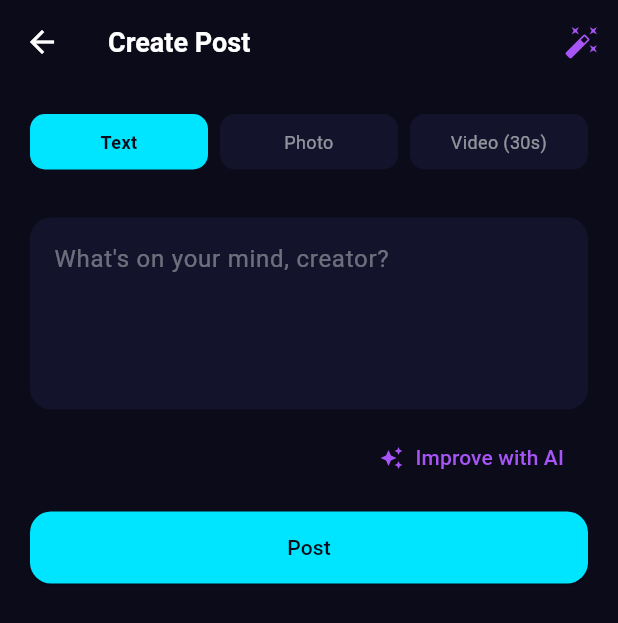
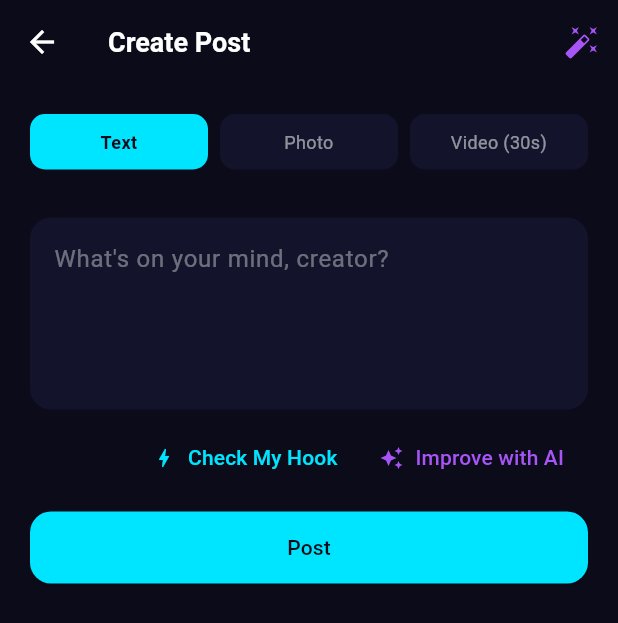
Before and after one commit to ollie81/Viyo-, a Flutter app: the CreatePostScreen screen opened directly, on a phone screen of 412 x 824 dp. Shown: the top 623 px of the screen. Run offline on Flutter 3.47's test engine with Material 3 defaults, Android fonts, the phone set to English and light mode, and no system bars; our stand-ins replace cached_network_image, dio, image_picker, share_plus, shimmer, supabase_flutter and 2 more; missing offline and left inert: video_thumbnail, video_trimmer; accounts and stored records are empty.

Commit message:
Add "Check My Hook" — instant hook-strength feedback before posting
Wires up the new POST /analyze-hook endpoint: a "Check My Hook" button
next to "Improve with AI" on the create-post screen lets a creator get
a strong/average/weak verdict plus three rewritten opening lines for
their caption before they post, not after. Tapping a rewrite drops it
straight into the caption field.

A stale verdict is cleared automatically as soon as the caption text
changes, so the app never shows feedback for text that no longer
matches what's typed.

```diff
--- /dev/null
+++ b/lib/models/hook_feedback.dart
@@ -0,0 +1,19 @@
+/// Result of a hook-strength check — a fast, narrow read on just the
+/// opening line/frame, not the whole post. See AiService.analyzeHook.
+class HookFeedback {
+  final String verdict; // "strong" | "average" | "weak"
+  final String reason;
+  final List<String> rewrites;
+
+  HookFeedback({
+    required this.verdict,
+    required this.reason,
+    required this.rewrites,
+  });
+
+  factory HookFeedback.fromAiResponse(Map<String, dynamic> json) => HookFeedback(
+        verdict: json['verdict'] ?? 'average',
+        reason: json['reason'] ?? '',
+        rewrites: List<String>.from(json['rewrites'] ?? const []),
+      );
+}
--- a/lib/screens/post/create_post_screen.dart
+++ b/lib/screens/post/create_post_screen.dart
@@ -2,6 +2,7 @@
 import 'dart:io';
 import 'package:flutter/material.dart';
 import 'package:image_picker/image_picker.dart';
+import '../../models/hook_feedback.dart';
 import '../../models/post.dart';
 import '../../services/ai_service.dart';
 import '../../services/post_service.dart';
@@ -24,7 +25,19 @@ class _CreatePostScreenState extends State<CreatePostScreen> {
   File? _mediaFile;
   bool _posting = false;
   bool _improvingCaption = false;
+  bool _checkingHook = false;
+  HookFeedback? _hookResult;
   String? _error;
+
+  @override
+  void initState() {
+    super.initState();
+    // Clear a stale verdict once the caption changes, so the app never
+    // shows hook feedback for text that no longer matches what's typed.
+    _caption.addListener(() {
+      if (_hookResult != null) setState(() => _hookResult = null);
+    });
+  }
 
   Future<void> _pickMedia(ImageSource source, {required bool video}) async {
     final picker = ImagePicker();
@@ -49,6 +62,34 @@ class _CreatePostScreenState extends State<CreatePostScreen> {
       setState(() => _error = 'Could not improve caption: $e');
     } finally {
       if (mounted) setState(() => _improvingCaption = false);
+    }
+  }
+
+  Future<void> _checkHook() async {
+    final hookText = _caption.text.trim();
+    if (hookText.isEmpty) return;
+    setState(() {
+      _checkingHook = true;
+      _hookResult = null;
+    });
+    try {
+      final result = await AiService.analyzeHook(hookText: hookText);
+      if (mounted) setState(() => _hookResult = result);
+    } catch (e) {
+      setState(() => _error = 'Could not check hook: $e');
+    } finally {
+      if (mounted) setState(() => _checkingHook = false);
+    }
+  }
+
+  Color _hookVerdictColor(String verdict) {
+    switch (verdict) {
+      case 'strong':
+        return AppColors.success;
+      case 'weak':
+        return AppColors.danger;
+      default:
+        return AppColors.coin;
     }
   }
 
@@ -228,9 +269,21 @@ class _CreatePostScreenState extends State<CreatePostScreen> {
               decoration: const InputDecoration(hintText: "What's on your mind, creator?"),
             ),
             const SizedBox(height: 8),
-            Align(
-              alignment: Alignment.centerRight,
-              child: TextButton.icon(
+            Row(
+              mainAxisAlignment: MainAxisAlignment.end,
+              children: [
+                TextButton.icon(
+                  onPressed: _checkingHook ? null : _checkHook,
+                  icon: _checkingHook
+                      ? const SizedBox(
+                          height: 14, width: 14, child: CircularProgressIndicator(strokeWidth: 2))
+                      : const Icon(Icons.bolt, size: 16, color: AppColors.primary),
+                  label: Text(
+                    _checkingHook ? 'Checking...' : 'Check My Hook',
+                    style: const TextStyle(color: AppColors.primary),
+                  ),
+                ),
+                TextButton.icon(
                   onPressed: _improvingCaption ? null : _improveCaption,
                   icon: _improvingCaption
                       ? const SizedBox(
@@ -241,7 +294,76 @@ class _CreatePostScreenState extends State<CreatePostScreen> {
                     style: const TextStyle(color: AppColors.secondary),
                   ),
                 ),
+              ],
             ),
+            if (_hookResult != null) ...[
+              const SizedBox(height: 6),
+              Container(
+                padding: const EdgeInsets.all(14),
+                decoration: AppTheme.card(
+                  borderColor: _hookVerdictColor(_hookResult!.verdict).withOpacity(0.4),
+                ),
+                child: Column(
+                  crossAxisAlignment: CrossAxisAlignment.start,
+                  children: [
+                    Row(
+                      children: [
+                        Container(
+                          padding: const EdgeInsets.symmetric(horizontal: 8, vertical: 3),
+                          decoration: BoxDecoration(
+                            color: _hookVerdictColor(_hookResult!.verdict).withOpacity(0.15),
+                            borderRadius: BorderRadius.circular(6),
+                          ),
+                          child: Text(
+                            _hookResult!.verdict.toUpperCase(),
+                            style: TextStyle(
+                              fontSize: 10,
+                              fontWeight: FontWeight.w700,
+                              letterSpacing: 0.5,
+                              color: _hookVerdictColor(_hookResult!.verdict),
+                            ),
+                          ),
+                        ),
+                      ],
+                    ),
+                    const SizedBox(height: 8),
+                    Text(
+                      _hookResult!.reason,
+                      style: const TextStyle(color: AppColors.textSecondary, fontSize: 13),
+                    ),
+                    if (_hookResult!.rewrites.isNotEmpty) ...[
+                      const SizedBox(height: 10),
+                      const Text(
+                        'Try instead:',
+                        style: TextStyle(fontSize: 11, color: AppColors.textMuted, fontWeight: FontWeight.w600),
+                      ),
+                      const SizedBox(height: 6),
+                      ..._hookResult!.rewrites.map(
+                        (rewrite) => Padding(
+                          padding: const EdgeInsets.only(bottom: 6),
+                          child: InkWell(
+                            onTap: () => setState(() {
+                              _caption.text = rewrite;
+                              _hookResult = null;
+                            }),
+                            borderRadius: BorderRadius.circular(10),
+                            child: Container(
+                              width: double.infinity,
+                              padding: const EdgeInsets.symmetric(horizontal: 10, vertical: 8),
+                              decoration: BoxDecoration(
+                                color: AppColors.surfaceBorder.withOpacity(0.5),
+                                borderRadius: BorderRadius.circular(10),
+                              ),
+                              child: Text(rewrite, style: const TextStyle(fontSize: 13)),
+                            ),
+                          ),
+                        ),
+                      ),
+                    ],
+                  ],
+                ),
+              ),
+            ],
             if (_error != null) ...[
               const SizedBox(height: 4),
               Text(_error!, style: const TextStyle(color: AppColors.danger, fontSize: 13)),
--- a/lib/services/ai_service.dart
+++ b/lib/services/ai_service.dart
@@ -1,6 +1,7 @@
 import 'dart:convert';
 import 'package:http/http.dart' as http;
 import '../constants/supabase_constants.dart';
+import '../models/hook_feedback.dart';
 import '../models/post_feedback.dart';
 import 'supabase_service.dart';
 
@@ -119,6 +120,34 @@ class AiService {
     }
   }
 
+  /// Fast, narrow check on just the opening — the caption's first line,
+  /// or (with imageUrl) a video's first frame — not the whole post.
+  /// Meant for a quick pre-post check, not the full analyzePost review.
+  static Future<HookFeedback> analyzeHook({
+    required String hookText,
+    String niche = '',
+    String? imageUrl,
+  }) async {
+    final res = await http.post(
+      Uri.parse('${AiBackendConstants.baseUrl}/analyze-hook'),
+      headers: await _headers(),
+      body: jsonEncode({
+        'hook_text': hookText,
+        'niche': niche,
+        if (imageUrl != null) 'image_url': imageUrl,
+      }),
+    );
+    if (res.statusCode != 200) {
+      String detail = 'Failed to check hook (${res.statusCode})';
+      try {
+        final data = jsonDecode(res.body);
+        detail = data['detail'] ?? detail;
+      } catch (_) {}
+      throw Exception(detail);
+    }
+    return HookFeedback.fromAiResponse(jsonDecode(res.body));
+  }
+
   /// The AI Creator Coach — called right after a post is created.
   /// Framed as coaching (what worked / what to improve / ideas / tip),
   /// not a numeric score, so it feels like mentorship, not grading.
```
Lines whose indentation alone changed are shown as unchanged.
